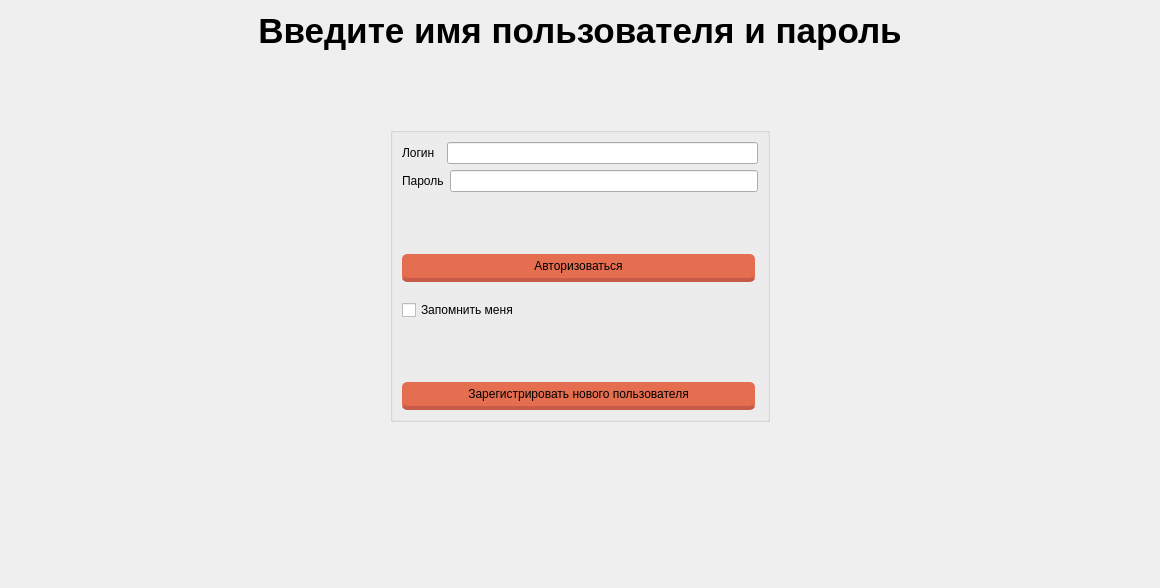
Before: the Qt Designer form src/qt_files/Authorization_window.ui in pingvan/PokiRock, drawn with Qt 5.
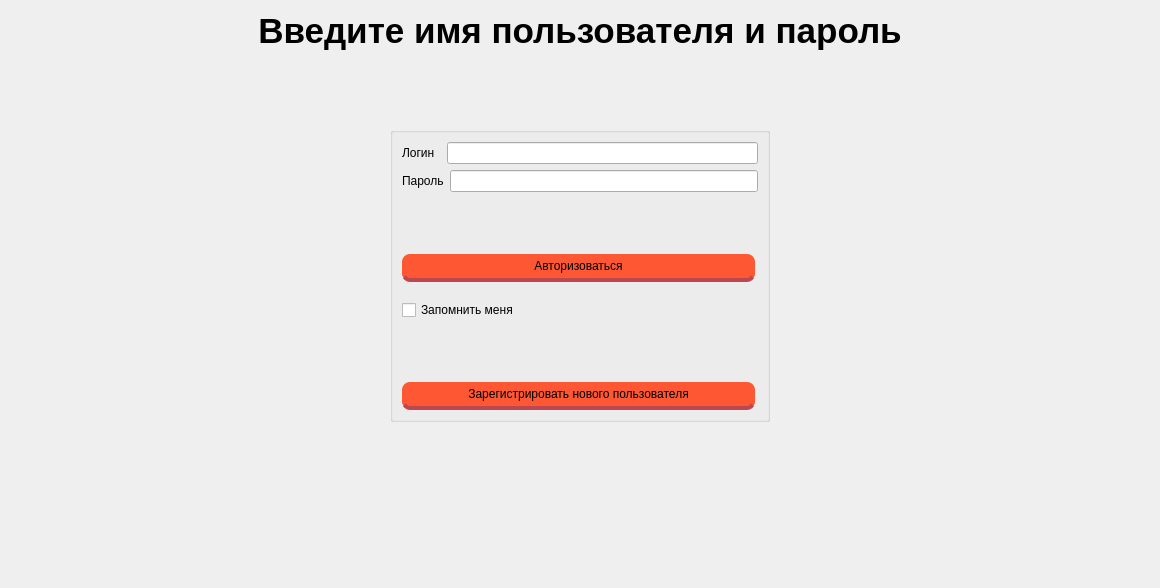
After: the same form once the commit is applied.

```diff
--- a/src/qt_files/Authorization_window.ui
+++ b/src/qt_files/Authorization_window.ui
@@ -13,6 +13,9 @@
   <property name="windowTitle">
    <string>PokiRock</string>
   </property>
+  <property name="styleSheet">
+   <string notr="true">QWidget[objectName=&quot;authorization_window&quot;]{ background-color: white;} </string>
+  </property>
   <layout class="QVBoxLayout" name="verticalLayout_4">
    <item>
     <widget class="QLabel" name="label_3">
@@ -139,11 +142,11 @@
 	color: black;
   margin-right: 3%;
   margin-top: 5px;
-  border-radius: 5px;
+  border-radius: 8px;
   padding: 5px 9px;
   font-size: 1.2em;
-  background-color:rgba(230,110,80,1);
-  border-bottom: 4px solid rgba(200, 91, 72, 1);
+  background-color:rgba(255, 70, 31, 0.9);
+  border-bottom: 4px solid rgba(190, 70, 80,1);
 }
 
 QPushButton:hover {
@@ -221,11 +224,11 @@
 	color: black;
   margin-right: 3%;
   margin-top: 5px;
-  border-radius: 5px;
+  border-radius: 8px;
   padding: 5px 9px;
   font-size: 1.2em;
-  background-color:rgba(230,110,80,1);
-  border-bottom: 4px solid rgba(200, 91, 72, 1);
+  background-color:rgba(255, 70, 31, 0.9);
+  border-bottom: 4px solid rgba(190, 70, 80,1);
 }
 
 QPushButton:hover {
```
Left out of the diff: 23 changed lines with no effect on the pictures.
